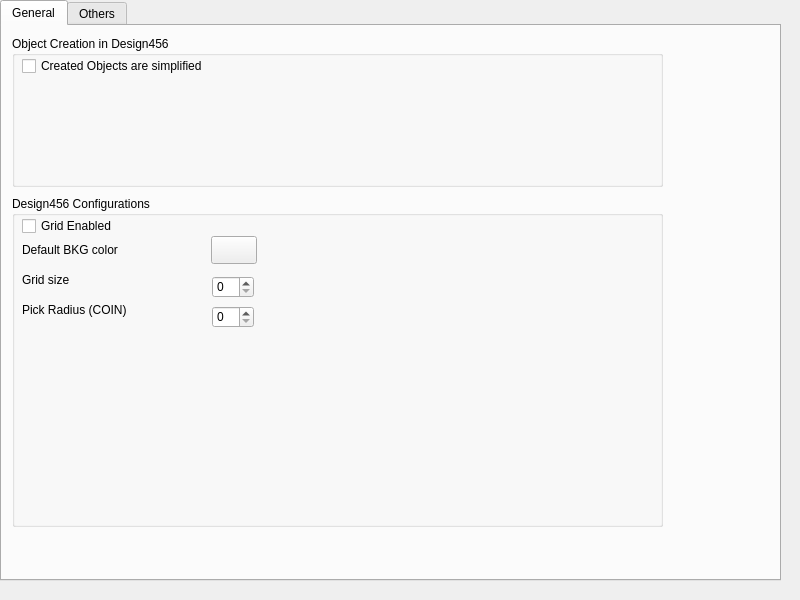
Before: the Qt Designer form Resources/ui/Design456Pref.ui in MariwanJ/Design456, drawn with Qt 5.
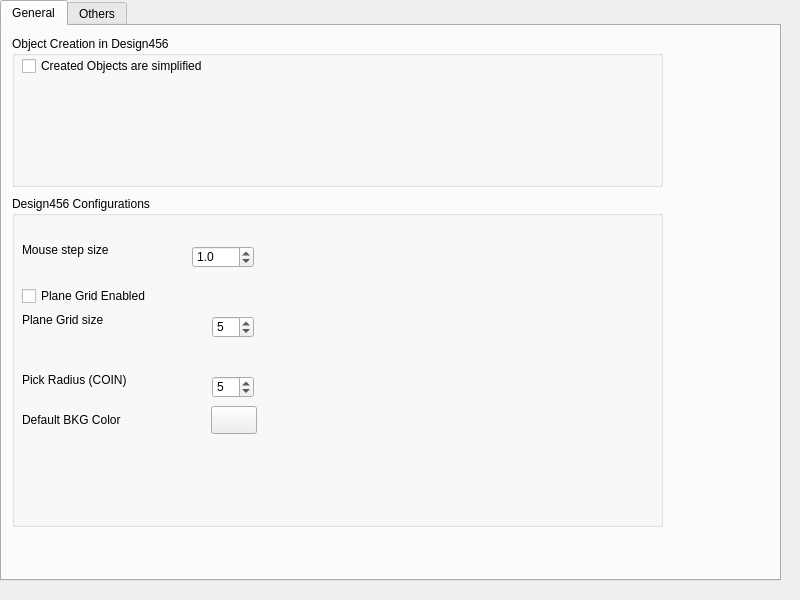
After: the same form once the commit is applied. Custom widgets are drawn as their Qt base class.

Commit message: some more code for the preferences. There are some bugs still

Patch:
```diff
--- a/Resources/ui/Design456Pref.ui
+++ b/Resources/ui/Design456Pref.ui
@@ -86,23 +86,23 @@
       <property name="geometry">
        <rect>
         <x>10</x>
-        <y>20</y>
+        <y>90</y>
         <width>171</width>
         <height>20</height>
        </rect>
       </property>
       <property name="text">
-       <string>Grid Enabled</string>
+       <string>Plane Grid Enabled</string>
       </property>
       <property name="chkGridEnabled" stdset="0">
        <bool>true</bool>
       </property>
      </widget>
-     <widget class="Gui::PrefColorButton" name="DefaultBKGColor_3">
+     <widget class="Gui::PrefColorButton" name="btnBkgColor">
       <property name="geometry">
        <rect>
         <x>199</x>
-        <y>40</y>
+        <y>210</y>
         <width>46</width>
         <height>28</height>
        </rect>
@@ -128,7 +128,7 @@
       <property name="geometry">
        <rect>
         <x>10</x>
-        <y>40</y>
+        <y>210</y>
         <width>182</width>
         <height>28</height>
        </rect>
@@ -140,18 +140,21 @@
        </size>
       </property>
       <property name="text">
-       <string>Default BKG color</string>
+       <string>Default BKG Color</string>
       </property>
      </widget>
      <widget class="QSpinBox" name="grdSize">
       <property name="geometry">
        <rect>
         <x>200</x>
-        <y>80</y>
+        <y>120</y>
         <width>42</width>
         <height>22</height>
        </rect>
       </property>
+      <property name="value">
+       <number>5</number>
+      </property>
       <property name="gridSize" stdset="0">
        <number>5</number>
       </property>
@@ -160,7 +163,7 @@
       <property name="geometry">
        <rect>
         <x>10</x>
-        <y>70</y>
+        <y>110</y>
         <width>182</width>
         <height>28</height>
        </rect>
@@ -172,14 +175,14 @@
        </size>
       </property>
       <property name="text">
-       <string>Grid size</string>
+       <string>Plane Grid size</string>
       </property>
      </widget>
      <widget class="QLabel" name="label_10">
       <property name="geometry">
        <rect>
         <x>10</x>
-        <y>100</y>
+        <y>170</y>
         <width>182</width>
         <height>28</height>
        </rect>
@@ -198,15 +201,59 @@
       <property name="geometry">
        <rect>
         <x>200</x>
-        <y>110</y>
+        <y>180</y>
         <width>42</width>
         <height>22</height>
        </rect>
       </property>
+      <property name="value">
+       <number>5</number>
+      </property>
       <property name="pickRadius" stdset="0">
        <number>5</number>
       </property>
      </widget>
+     <widget class="QLabel" name="lblMouseStepSize">
+      <property name="geometry">
+       <rect>
+        <x>10</x>
+        <y>40</y>
+        <width>182</width>
+        <height>28</height>
+       </rect>
+      </property>
+      <property name="minimumSize">
+       <size>
+        <width>182</width>
+        <height>0</height>
+       </size>
+      </property>
+      <property name="text">
+       <string>Mouse step size</string>
+      </property>
+     </widget>
+     <widget class="QDoubleSpinBox" name="comMouseStepSize">
+      <property name="geometry">
+       <rect>
+        <x>180</x>
+        <y>50</y>
+        <width>62</width>
+        <height>22</height>
+       </rect>
+      </property>
+      <property name="decimals">
+       <number>1</number>
+      </property>
+      <property name="minimum">
+       <double>0.100000000000000</double>
+      </property>
+      <property name="maximum">
+       <double>200.000000000000000</double>
+      </property>
+      <property name="value">
+       <double>1.000000000000000</double>
+      </property>
+     </widget>
     </widget>
    </widget>
    <widget class="QWidget" name="tabsecond">
```
Left out of the diff: 6 changed lines with no effect on the pictures. The commit also changes 1 other file.
